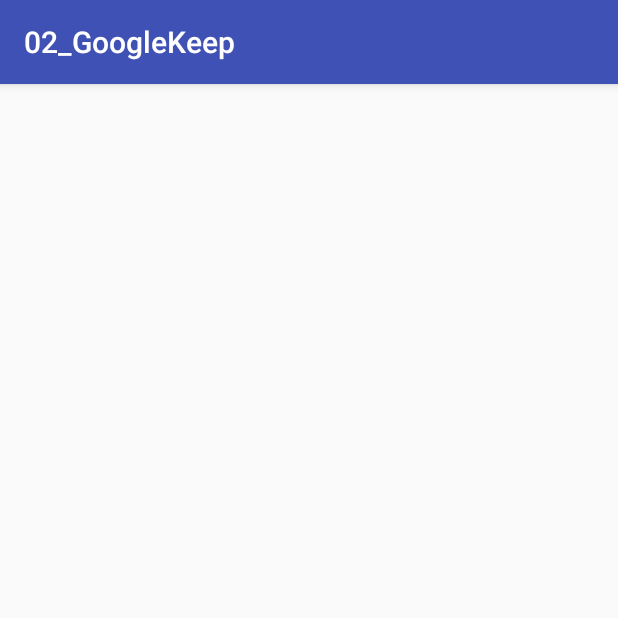
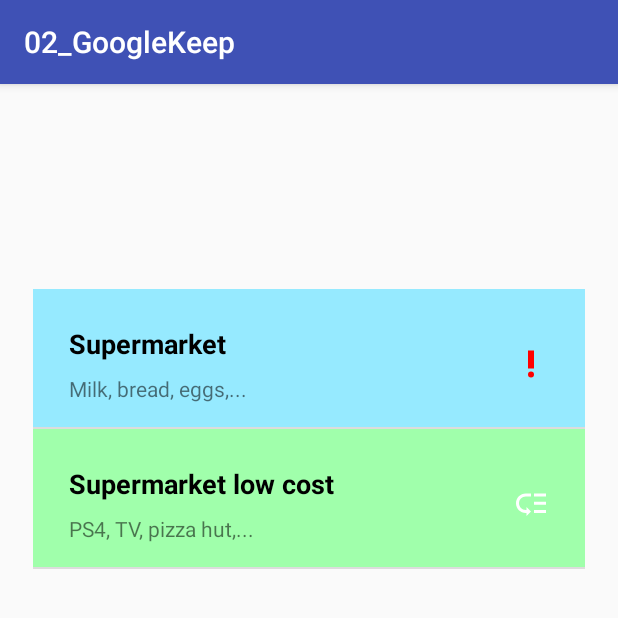
Before and after one commit to camposmiguel/kielce, an Android app: the screen it shows after launch (MainActivity), on a phone screen of 412 x 824 dp, the top half of it. Run offline under Robolectric (Android 15) with nearby library versions, the phone set to English and light mode, and no system bars; libraries missing offline, so code that uses them is left out: io.realm.

Commit message:
Google Keep v2

```diff
--- a/03_Database/GoogleKeep/app/src/main/java/com/miguelcr/a02_googlekeep/MainActivity.java
+++ b/03_Database/GoogleKeep/app/src/main/java/com/miguelcr/a02_googlekeep/MainActivity.java
@@ -4,6 +4,7 @@ import android.support.v7.app.AppCompatActivity;
 import android.os.Bundle;
 import android.widget.ListView;
 
+import java.util.ArrayList;
 import java.util.List;
 
 public class MainActivity extends AppCompatActivity {
@@ -18,6 +19,17 @@ public class MainActivity extends AppCompatActivity {
         lista = (ListView) findViewById(R.id.listViewNotes);
 
 
+        noteList = new ArrayList<>();
+        noteList.add(new Note("Supermarket","Milk, bread, eggs,...",R.color.colorBlue,true));
+        noteList.add(new Note("Supermarket low cost","PS4, TV, pizza hut,...",R.color.colorGreen,false));
+
+        NoteAdapter adapter = new NoteAdapter(
+                this,
+                R.layout.note_item,
+                noteList
+        );
+
+        lista.setAdapter(adapter);
 
 
     }
--- a/03_Database/GoogleKeep/app/src/main/java/com/miguelcr/a02_googlekeep/NoteAdapter.java
+++ b/03_Database/GoogleKeep/app/src/main/java/com/miguelcr/a02_googlekeep/NoteAdapter.java
@@ -5,6 +5,7 @@ import android.support.annotation.LayoutRes;
 import android.support.annotation.NonNull;
 import android.support.annotation.Nullable;
 import android.support.constraint.ConstraintLayout;
+import android.support.v4.content.ContextCompat;
 import android.view.LayoutInflater;
 import android.view.View;
 import android.view.ViewGroup;
@@ -53,7 +54,7 @@ public class NoteAdapter extends ArrayAdapter<Note> {
             priority.setImageResource(R.drawable.ic_low_priority_white_24px);
         }
 
-        layout.setBackgroundColor(current.getColor());
+        layout.setBackgroundColor(ContextCompat.getColor(ctx,current.getColor()));
 
         return v;
     }
--- a/03_Database/GoogleKeep/app/src/main/res/values/colors.xml
+++ b/03_Database/GoogleKeep/app/src/main/res/values/colors.xml
@@ -3,4 +3,8 @@
     <color name="colorPrimary">#3F51B5</color>
     <color name="colorPrimaryDark">#303F9F</color>
     <color name="colorAccent">#FF4081</color>
+
+    <color name="colorGreen">#a0ffab</color>
+    <color name="colorBlue">#96eaff</color>
+    <color name="colorYellow">#FFF841</color>
 </resources>
```
